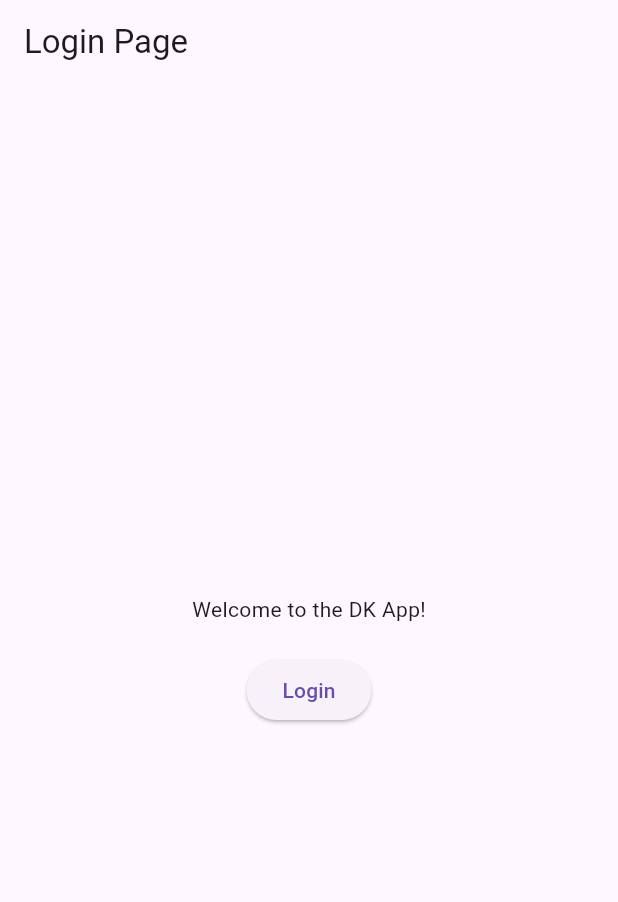
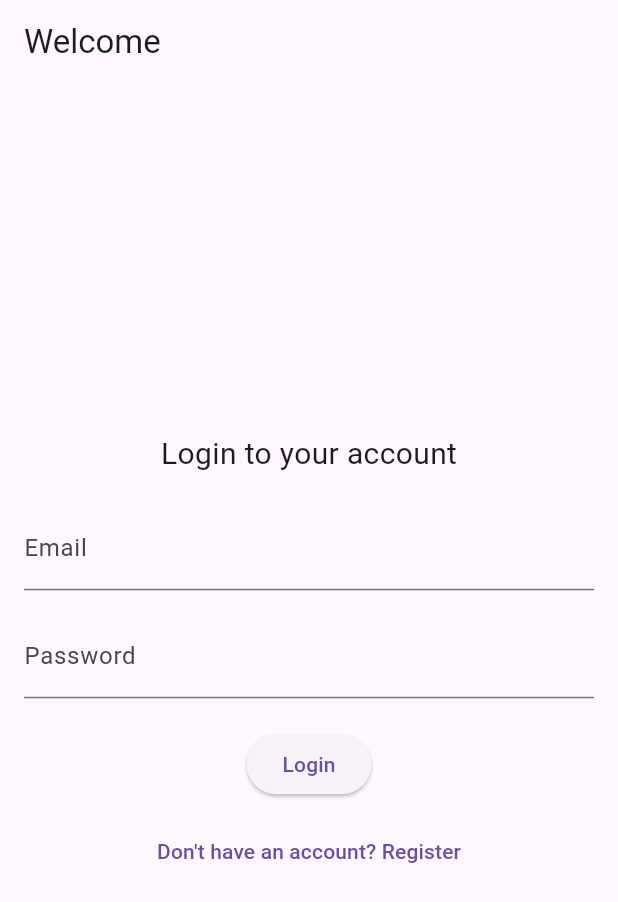
Before and after one commit to pro0fun/dk_app, a Flutter app: the screen it shows after launch, on a phone screen of 412 x 824 dp. Shown: the top 902 px of the screen. Run offline on Flutter 3.47's test engine with Material 3 defaults, Android fonts, the light colour scheme and no system bars; our stand-ins replace firebase_auth, firebase_core; accounts and stored records are empty.

Commit message:
✅ Progress: Login screen working, private type fix applied

```diff
--- a/lib/login_page.dart
+++ b/lib/login_page.dart
@@ -1,29 +1,101 @@
+import 'package:firebase_auth/firebase_auth.dart';
 import 'package:flutter/material.dart';
+import 'screens/home_screen.dart';
+import 'screens/register_page.dart';
 
-class LoginPage extends StatelessWidget {
-  // Constructor with the key being forwarded to the parent class
-  const LoginPage({super.key}); // ✅ Constructor updated
+class LoginPage extends StatefulWidget {
+  const LoginPage({super.key});
+
+  @override
+  LoginPageState createState() => LoginPageState(); // <-- Updated here too
+}
+
+class LoginPageState extends State<LoginPage> {
+  final _emailController = TextEditingController();
+  final _passwordController = TextEditingController();
+  bool _isLoading = false;
+  String _errorMessage = '';
+
+  Future<void> _login() async {
+    setState(() {
+      _isLoading = true;
+      _errorMessage = '';
+    });
+
+    try {
+      UserCredential userCredential = await FirebaseAuth.instance
+          .signInWithEmailAndPassword(
+        email: _emailController.text.trim(),
+        password: _passwordController.text.trim(),
+      );
+
+      if (!mounted) return; // ✅ Fix: prevent using context after async
+      Navigator.pushReplacement(
+        context,
+        MaterialPageRoute(
+          builder: (context) => HomeScreen(user: userCredential.user!),
+        ),
+      );
+    } on FirebaseAuthException catch (e) {
+      setState(() {
+        _errorMessage = e.message ?? "Login failed";
+      });
+    } finally {
+      setState(() {
+        _isLoading = false;
+      });
+    }
+  }
 
   @override
   Widget build(BuildContext context) {
     return Scaffold(
       appBar: AppBar(
-        title: const Text("Login Page"), // ✅ Using const to optimize widget rebuilding
+        title: const Text('Welcome'),
       ),
-      body: Center(
+      body: Padding(
+        padding: const EdgeInsets.all(16.0),
         child: Column(
           mainAxisAlignment: MainAxisAlignment.center,
-          children: <Widget>[
-            const Text("Welcome to the DK App!"), // ✅ Use const when possible
-            const SizedBox(height: 20), // ✅ Using const for SizedBox
-            ElevatedButton(
+          children: [
+            const Text('Login to your account', style: TextStyle(fontSize: 20)),
+            const SizedBox(height: 20),
+            TextField(
+              controller: _emailController,
+              decoration: const InputDecoration(labelText: 'Email'),
+              keyboardType: TextInputType.emailAddress,
+            ),
+            const SizedBox(height: 16),
+            TextField(
+              controller: _passwordController,
+              decoration: const InputDecoration(labelText: 'Password'),
+              obscureText: true,
+            ),
+            const SizedBox(height: 20),
+            if (_isLoading)
+              const CircularProgressIndicator()
+            else
+              ElevatedButton(
+                onPressed: _login,
+                child: const Text('Login'),
+              ),
+            const SizedBox(height: 10),
+            TextButton(
               onPressed: () {
-                // Here you would typically handle the login logic.
-                // For now, just print a message.
-                debugPrint("Login button pressed");
+                Navigator.push(
+                  context,
+                  MaterialPageRoute(builder: (_) => const RegisterPage()),
+                );
               },
-              child: const Text("Login"), // ✅ Use const for Text widget
+              child: const Text('Don\'t have an account? Register'),
             ),
+            if (_errorMessage.isNotEmpty) ...[
+              const SizedBox(height: 16),
+              Text(
+                _errorMessage,
+                style: const TextStyle(color: Colors.red),
+              ),
+            ],
           ],
         ),
       ),
```
Also changed, not shown: 1 other file.
